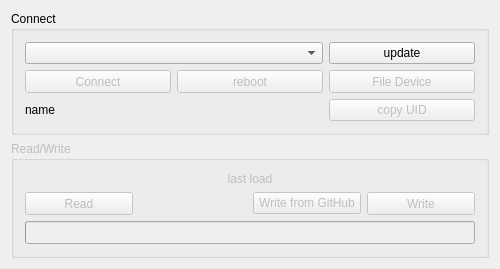
First picture: the form in wlproj/wlfw/wlfw.ui, repository wldevru/src, before the edit.
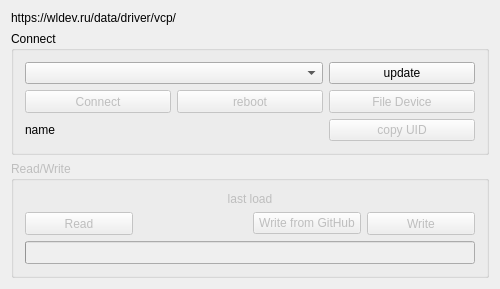
Second picture: the form after the edit.

```diff
--- a/wlproj/wlfw/wlfw.ui
+++ b/wlproj/wlfw/wlfw.ui
@@ -7,7 +7,7 @@
     <x>0</x>
     <y>0</y>
     <width>500</width>
-    <height>232</height>
+    <height>242</height>
    </rect>
   </property>
   <property name="minimumSize">
@@ -26,7 +26,114 @@
    <string>WLFW 4</string>
   </property>
   <layout class="QGridLayout" name="gridLayout_3">
-   <item row="0" column="0">
+   <item row="2" column="0">
+    <widget class="QGroupBox" name="gbReadWrite">
+     <property name="enabled">
+      <bool>false</bool>
+     </property>
+     <property name="sizePolicy">
+      <sizepolicy hsizetype="Minimum" vsizetype="Minimum">
+       <horstretch>0</horstretch>
+       <verstretch>0</verstretch>
+      </sizepolicy>
+     </property>
+     <property name="title">
+      <string>Read/Write</string>
+     </property>
+     <layout class="QGridLayout" name="gridLayout">
+      <property name="sizeConstraint">
+       <enum>QLayout::SetDefaultConstraint</enum>
+      </property>
+      <item row="2" column="3">
+       <widget class="QPushButton" name="pbWrite">
+        <property name="sizePolicy">
+         <sizepolicy hsizetype="Preferred" vsizetype="Maximum">
+          <horstretch>0</horstretch>
+          <verstretch>0</verstretch>
+         </sizepolicy>
+        </property>
+        <property name="minimumSize">
+         <size>
+          <width>0</width>
+          <height>23</height>
+         </size>
+        </property>
+        <property name="text">
+         <string>Write</string>
+        </property>
+       </widget>
+      </item>
+      <item row="1" column="0" colspan="4">
+       <widget class="QLabel" name="label">
+        <property name="sizePolicy">
+         <sizepolicy hsizetype="Expanding" vsizetype="Maximum">
+          <horstretch>0</horstretch>
+          <verstretch>0</verstretch>
+         </sizepolicy>
+        </property>
+        <property name="text">
+         <string>last load</string>
+        </property>
+        <property name="alignment">
+         <set>Qt::AlignCenter</set>
+        </property>
+       </widget>
+      </item>
+      <item row="3" column="0" colspan="4">
+       <widget class="QProgressBar" name="progressBar">
+        <property name="sizePolicy">
+         <sizepolicy hsizetype="Expanding" vsizetype="Maximum">
+          <horstretch>0</horstretch>
+          <verstretch>0</verstretch>
+         </sizepolicy>
+        </property>
+        <property name="minimumSize">
+         <size>
+          <width>0</width>
+          <height>23</height>
+         </size>
+        </property>
+        <property name="maximum">
+         <number>100</number>
+        </property>
+        <property name="value">
+         <number>0</number>
+        </property>
+        <property name="textVisible">
+         <bool>false</bool>
+        </property>
+       </widget>
+      </item>
+      <item row="2" column="0">
+       <widget class="QPushButton" name="pbRead">
+        <property name="sizePolicy">
+         <sizepolicy hsizetype="Preferred" vsizetype="Preferred">
+          <horstretch>0</horstretch>
+          <verstretch>0</verstretch>
+         </sizepolicy>
+        </property>
+        <property name="minimumSize">
+         <size>
+          <width>0</width>
+          <height>23</height>
+         </size>
+        </property>
+        <property name="text">
+         <string>Read</string>
+        </property>
+       </widget>
+      </item>
+      <item row="2" column="2">
+       <widget class="QPushButton" name="pbWriteCloud">
+        <property name="text">
+         <string>Write from GitHub</string>
+        </property>
+       </widget>
+      </item>
+     </layout>
+    </widget>
+   </item>
+   <item row="1" column="0">
     <widget class="QGroupBox" name="groupBox_2">
      <property name="sizePolicy">
       <sizepolicy hsizetype="Maximum" vsizetype="Maximum">
@@ -153,111 +260,11 @@
      </layout>
     </widget>
    </item>
-   <item row="1" column="0">
-    <widget class="QGroupBox" name="gbReadWrite">
-     <property name="enabled">
-      <bool>false</bool>
+   <item row="0" column="0">
+    <widget class="QLabel" name="labelDriver">
+     <property name="text">
+      <string>https://wldev.ru/data/driver/vcp/</string>
      </property>
-     <property name="sizePolicy">
-      <sizepolicy hsizetype="Minimum" vsizetype="Minimum">
-       <horstretch>0</horstretch>
-       <verstretch>0</verstretch>
-      </sizepolicy>
-     </property>
-     <property name="title">
-      <string>Read/Write</string>
-     </property>
-     <layout class="QGridLayout" name="gridLayout">
-      <property name="sizeConstraint">
-       <enum>QLayout::SetDefaultConstraint</enum>
-      </property>
-      <item row="3" column="0" colspan="4">
-       <widget class="QProgressBar" name="progressBar">
-        <property name="sizePolicy">
-         <sizepolicy hsizetype="Expanding" vsizetype="Maximum">
-          <horstretch>0</horstretch>
-          <verstretch>0</verstretch>
-         </sizepolicy>
-        </property>
-        <property name="minimumSize">
-         <size>
-          <width>0</width>
-          <height>23</height>
-         </size>
-        </property>
-        <property name="maximum">
-         <number>100</number>
-        </property>
-        <property name="value">
-         <number>0</number>
-        </property>
-        <property name="textVisible">
-         <bool>false</bool>
-        </property>
-       </widget>
-      </item>
-      <item row="2" column="0">
-       <widget class="QPushButton" name="pbRead">
-        <property name="sizePolicy">
-         <sizepolicy hsizetype="Preferred" vsizetype="Preferred">
-          <horstretch>0</horstretch>
-          <verstretch>0</verstretch>
-         </sizepolicy>
-        </property>
-        <property name="minimumSize">
-         <size>
-          <width>0</width>
-          <height>23</height>
-         </size>
-        </property>
-        <property name="text">
-         <string>Read</string>
-        </property>
-       </widget>
-      </item>
-      <item row="2" column="2">
-       <widget class="QPushButton" name="pbWriteCloud">
-        <property name="text">
-         <string>Write from GitHub</string>
-        </property>
-       </widget>
-      </item>
-      <item row="2" column="3">
-       <widget class="QPushButton" name="pbWrite">
-        <property name="sizePolicy">
-         <sizepolicy hsizetype="Preferred" vsizetype="Maximum">
-          <horstretch>0</horstretch>
-          <verstretch>0</verstretch>
-         </sizepolicy>
-        </property>
-        <property name="minimumSize">
-         <size>
-          <width>0</width>
-          <height>23</height>
-         </size>
-        </property>
-        <property name="text">
-         <string>Write</string>
-        </property>
-       </widget>
-      </item>
-      <item row="1" column="0" colspan="4">
-       <widget class="QLabel" name="label">
-        <property name="sizePolicy">
-         <sizepolicy hsizetype="Expanding" vsizetype="Maximum">
-          <horstretch>0</horstretch>
-          <verstretch>0</verstretch>
-         </sizepolicy>
-        </property>
-        <property name="text">
-         <string>last load</string>
-        </property>
-        <property name="alignment">
-         <set>Qt::AlignCenter</set>
-        </property>
-       </widget>
-      </item>
-     </layout>
     </widget>
    </item>
   </layout>
```
